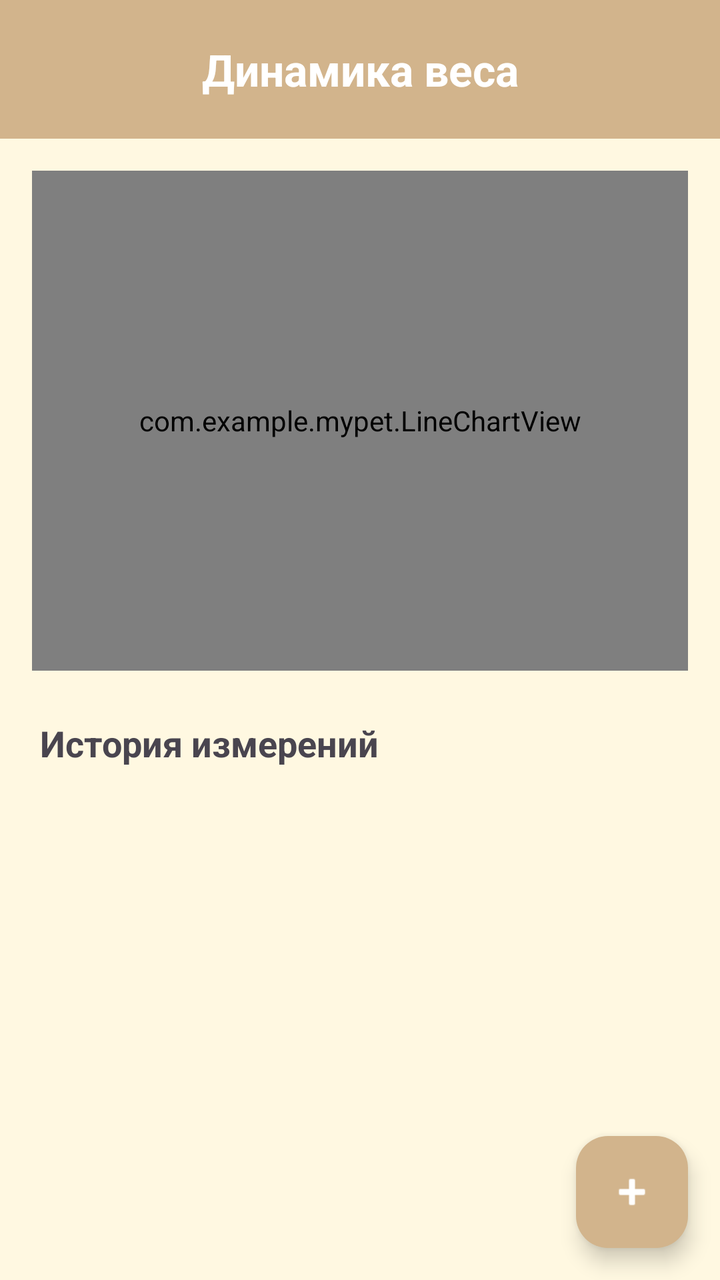
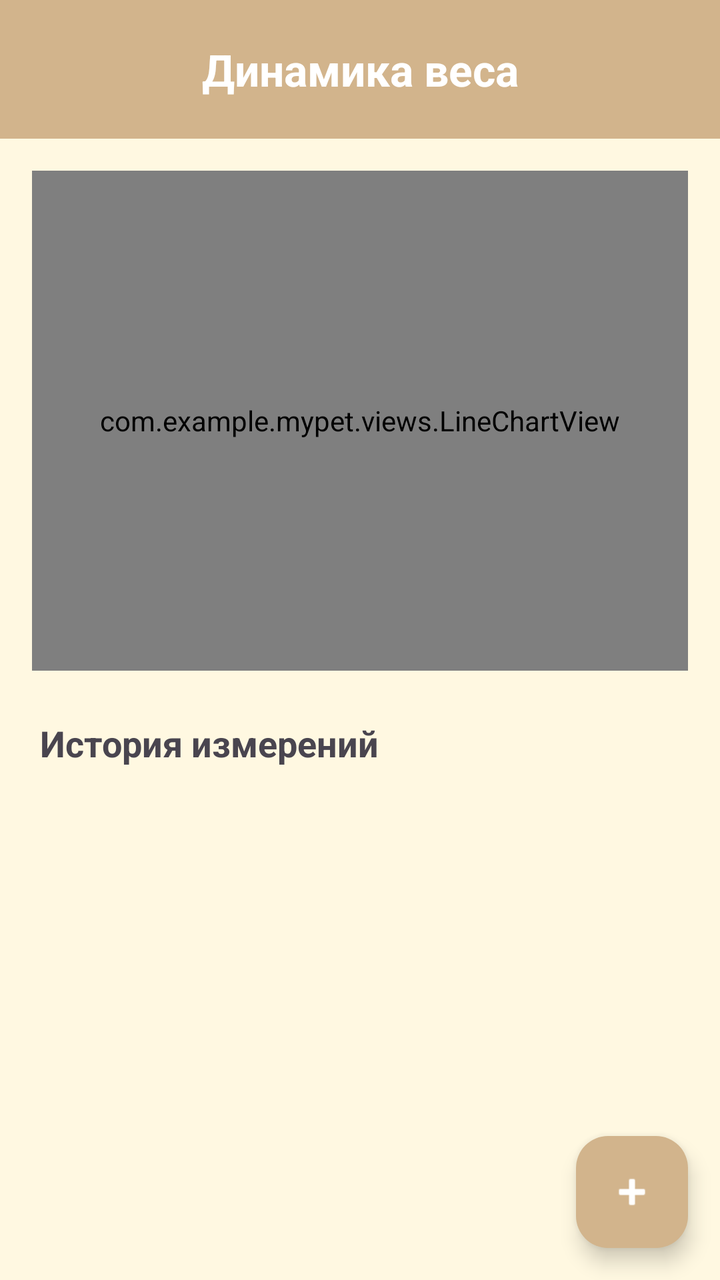

Before-and-after screenshots of an Android layout around one commit, followed by the original layout XML and the change that was made.
<!-- AndroidManifest.xml: application theme Theme.MyPet -->
<!-- res/layout/activity_weight_dynamics.xml -->
<?xml version="1.0" encoding="utf-8"?>
<androidx.coordinatorlayout.widget.CoordinatorLayout xmlns:android="http://schemas.android.com/apk/res/android"
    xmlns:app="http://schemas.android.com/apk/res-auto"
    android:layout_width="match_parent"
    android:layout_height="match_parent"
    android:background="#FFF8E1">

    <LinearLayout
        android:layout_width="match_parent"
        android:layout_height="match_parent"
        android:orientation="vertical"
        app:layout_behavior="@string/appbar_scrolling_view_behavior">

        <TextView
            android:layout_width="match_parent"
            android:layout_height="wrap_content"
            android:text="Динамика веса"
            android:textSize="22sp"
            android:textStyle="bold"
            android:gravity="center"
            android:padding="20dp"
            android:background="#D2B48C"
            android:textColor="#FFF" />

        <com.example.mypet.LineChartView
            android:id="@+id/chartWeightDetail"
            android:layout_width="match_parent"
            android:layout_height="250dp"
            android:layout_margin="16dp"
            android:background="#FFF5EE"
            android:padding="20dp" />

        <TextView
            android:layout_width="match_parent"
            android:layout_height="wrap_content"
            android:text="История измерений"
            android:textSize="18sp"
            android:textStyle="bold"
            android:paddingLeft="20dp"
            android:paddingTop="8dp"
            android:paddingBottom="8dp" />

        <androidx.recyclerview.widget.RecyclerView
            android:id="@+id/rvWeightHistory"
            android:layout_width="match_parent"
            android:layout_height="0dp"
            android:layout_weight="1"
            android:padding="8dp" />

    </LinearLayout>

    <com.google.android.material.floatingactionbutton.FloatingActionButton
        android:id="@+id/fabAddWeight"
        android:layout_width="wrap_content"
        android:layout_height="wrap_content"
        android:layout_gravity="bottom|end"
        android:layout_margin="16dp"
        android:src="@android:drawable/ic_input_add"
        app:backgroundTint="#D2B48C"
        app:tint="#FFF" />

</androidx.coordinatorlayout.widget.CoordinatorLayout>
<!-- resources referenced by this layout -->
<resources>
  <style name="Theme.MyPet" parent="Base.Theme.MyPet" />
  <style name="Base.Theme.MyPet" parent="Theme.Material3.DayNight.NoActionBar">
          
          
      </style>
</resources>

<!-- the commit's change to res/layout/activity_weight_dynamics.xml (unified diff, before → after) -->
@@ -22,7 +22,7 @@
             android:background="#D2B48C"
             android:textColor="#FFF" />
 
-        <com.example.mypet.LineChartView
+        <com.example.mypet.views.LineChartView
             android:id="@+id/chartWeightDetail"
             android:layout_width="match_parent"
             android:layout_height="250dp"
